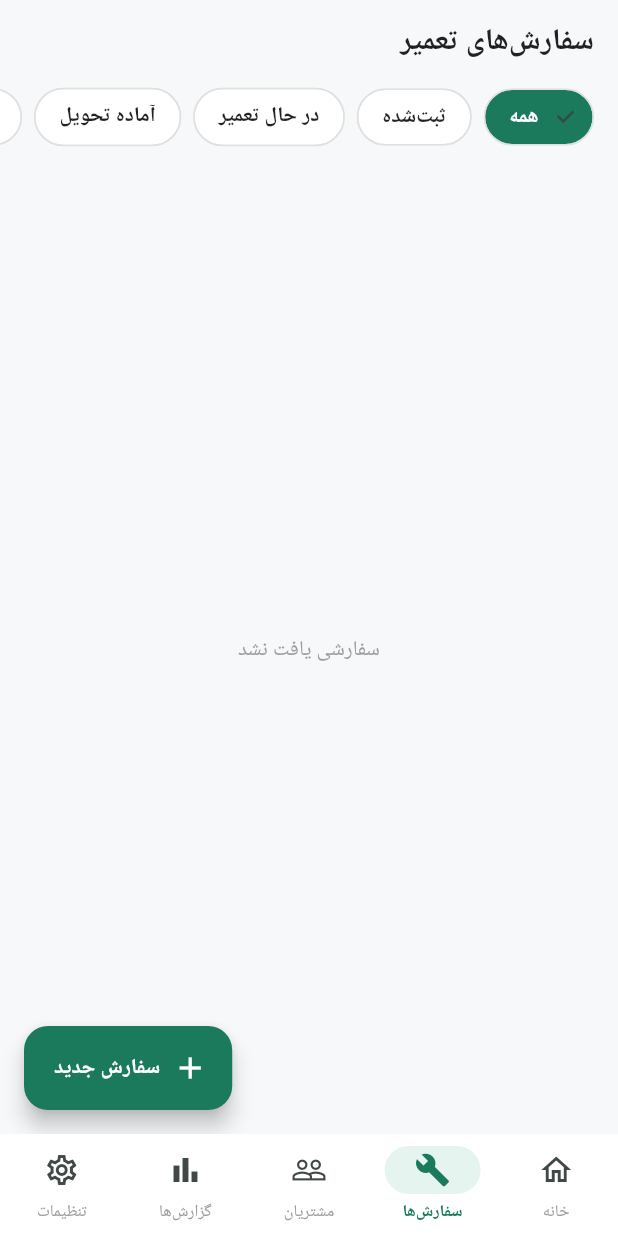
After one commit to Reza1162/tamirino, a Flutter app: the MainShell screen opened directly, item 2 of the bottom bar chosen, on a phone screen of 412 x 824 dp. The commit adds this screen. Run offline on Flutter 3.47's test engine with Material 3 defaults, Android fonts, the phone set to English and light mode, and no system bars; our stand-ins replace drift, sqlite3_flutter_libs; accounts and stored records are empty; generated files the repository leaves out were written again; Roboto replaces fonts that are missing (Vazir).

Commit message:
feat: bottom navigation shell, orders tab, order status flow

```diff
--- /dev/null
+++ b/lib/app/main_shell.dart
@@ -0,0 +1,59 @@
+import 'package:flutter/material.dart';
+import '../core/theme/app_theme.dart';
+import '../features/dashboard/dashboard_page.dart';
+import '../features/customers/customers_page.dart';
+import '../features/repair_orders/orders_list_page.dart';
+import '../features/reports/reports_page.dart';
+import '../features/settings/settings_page.dart';
+
+class MainShell extends StatefulWidget {
+  const MainShell({super.key});
+
+  @override
+  State<MainShell> createState() => _MainShellState();
+}
+
+class _MainShellState extends State<MainShell> {
+  int _index = 0;
+
+  final _pages = const [
+    DashboardPage(),
+    OrdersListPage(),
+    CustomersPage(),
+    ReportsPage(),
+    SettingsPage(),
+  ];
+
+  @override
+  Widget build(BuildContext context) {
+    return Scaffold(
+      body: IndexedStack(index: _index, children: _pages),
+      bottomNavigationBar: NavigationBarTheme(
+        data: NavigationBarThemeData(
+          backgroundColor: Colors.white,
+          indicatorColor: AppTheme.primaryLight,
+          labelTextStyle: WidgetStateProperty.resolveWith((states) {
+            final selected = states.contains(WidgetState.selected);
+            return TextStyle(
+              fontSize: 11,
+              fontWeight: selected ? FontWeight.w700 : FontWeight.w500,
+              color: selected ? AppTheme.primary : Colors.grey,
+            );
+          }),
+        ),
+        child: NavigationBar(
+          selectedIndex: _index,
+          onDestinationSelected: (i) => setState(() => _index = i),
+          height: 68,
+          destinations: const [
+            NavigationDestination(icon: Icon(Icons.home_outlined), selectedIcon: Icon(Icons.home, color: AppTheme.primary), label: 'خانه'),
+            NavigationDestination(icon: Icon(Icons.build_outlined), selectedIcon: Icon(Icons.build, color: AppTheme.primary), label: 'سفارش‌ها'),
+            NavigationDestination(icon: Icon(Icons.people_outline), selectedIcon: Icon(Icons.people, color: AppTheme.primary), label: 'مشتریان'),
+            NavigationDestination(icon: Icon(Icons.bar_chart_outlined), selectedIcon: Icon(Icons.bar_chart, color: AppTheme.primary), label: 'گزارش‌ها'),
+            NavigationDestination(icon: Icon(Icons.settings_outlined), selectedIcon: Icon(Icons.settings, color: AppTheme.primary), label: 'تنظیمات'),
+          ],
+        ),
+      ),
+    );
+  }
+}
--- a/lib/features/onboarding/onboarding_page.dart
+++ b/lib/features/onboarding/onboarding_page.dart
@@ -1,5 +1,5 @@
 import 'package:flutter/material.dart';
-import '../dashboard/dashboard_page.dart';
+import '../../app/main_shell.dart';
 import '../../data/local/db_provider.dart';
 
 class OnboardingPage extends StatefulWidget {
@@ -80,7 +80,7 @@ class _OnboardingPageState extends State<OnboardingPage> {
 
       if (!mounted) return;
       Navigator.of(context).pushReplacement(
-        MaterialPageRoute(builder: (_) => const DashboardPage()),
+        MaterialPageRoute(builder: (_) => const MainShell()),
       );
     }
   }
--- /dev/null
+++ b/lib/features/repair_orders/orders_list_page.dart
@@ -0,0 +1,141 @@
+import 'package:flutter/material.dart';
+import '../../core/theme/app_theme.dart';
+import '../../data/local/database.dart';
+import '../../data/local/db_provider.dart';
+import 'add_repair_order_page.dart';
+import 'order_detail_page.dart';
+
+class OrdersListPage extends StatefulWidget {
+  const OrdersListPage({super.key});
+
+  @override
+  State<OrdersListPage> createState() => _OrdersListPageState();
+}
+
+class _OrdersListPageState extends State<OrdersListPage> {
+  String _filter = 'all';
+
+  final _statusTabs = const [
+    {'key': 'all', 'label': 'همه'},
+    {'key': 'registered', 'label': 'ثبت‌شده'},
+    {'key': 'in_progress', 'label': 'در حال تعمیر'},
+    {'key': 'ready', 'label': 'آماده تحویل'},
+    {'key': 'delivered', 'label': 'تحویل‌شده'},
+  ];
+
+  @override
+  Widget build(BuildContext context) {
+    return Scaffold(
+      appBar: AppBar(title: const Text('سفارش‌های تعمیر')),
+      body: Column(
+        children: [
+          SizedBox(
+            height: 44,
+            child: ListView.separated(
+              scrollDirection: Axis.horizontal,
+              padding: const EdgeInsets.symmetric(horizontal: 16),
+              itemCount: _statusTabs.length,
+              separatorBuilder: (_, __) => const SizedBox(width: 8),
+              itemBuilder: (context, i) {
+                final tab = _statusTabs[i];
+                final selected = _filter == tab['key'];
+                return ChoiceChip(
+                  label: Text(tab['label']!),
+                  selected: selected,
+                  onSelected: (_) => setState(() => _filter = tab['key']!),
+                  selectedColor: AppTheme.primary,
+                  labelStyle: TextStyle(
+                    color: selected ? Colors.white : Colors.black87,
+                    fontWeight: FontWeight.w600,
+                  ),
+                  backgroundColor: Colors.white,
+                  shape: RoundedRectangleBorder(
+                    borderRadius: BorderRadius.circular(20),
+                    side: BorderSide(color: Colors.grey.shade300),
+                  ),
+                );
+              },
+            ),
+          ),
+          const SizedBox(height: 12),
+          Expanded(
+            child: StreamBuilder<List<RepairOrder>>(
+              stream: DbProvider.repository.watchRepairOrders(),
+              builder: (context, snapshot) {
+                var orders = (snapshot.data ?? []).reversed.toList();
+                if (_filter != 'all') {
+                  orders = orders.where((o) => o.status == _filter).toList();
+                }
+                if (orders.isEmpty) {
+                  return Center(
+                    child: Text('سفارشی یافت نشد', style: TextStyle(color: Colors.grey.shade500)),
+                  );
+                }
+                return ListView.separated(
+                  padding: const EdgeInsets.all(16),
+                  itemCount: orders.length,
+                  separatorBuilder: (_, __) => const SizedBox(height: 10),
+                  itemBuilder: (context, i) {
+                    final o = orders[i];
+                    return Card(
+                      child: ListTile(
+                        contentPadding: const EdgeInsets.symmetric(horizontal: 16, vertical: 8),
+                        leading: CircleAvatar(
+                          backgroundColor: _statusColor(o.status).withOpacity(0.12),
+                          child: Icon(Icons.build_outlined, color: _statusColor(o.status)),
+                        ),
+                        title: Text(o.issueDescription, maxLines: 1, overflow: TextOverflow.ellipsis),
+                        subtitle: Text(_statusLabel(o.status)),
+                        trailing: const Icon(Icons.chevron_left, color: Colors.grey),
+                        onTap: () => Navigator.of(context).push(
+                          MaterialPageRoute(builder: (_) => OrderDetailPage(order: o)),
+                        ),
+                      ),
+                    );
+                  },
+                );
+              },
+            ),
+          ),
+        ],
+      ),
+      floatingActionButton: FloatingActionButton.extended(
+        onPressed: () => Navigator.of(context).push(
+          MaterialPageRoute(builder: (_) => const AddRepairOrderPage()),
+        ),
+        icon: const Icon(Icons.add),
+        label: const Text('سفارش جدید'),
+      ),
+    );
+  }
+
+  Color _statusColor(String status) {
+    switch (status) {
+      case 'registered':
+        return Colors.blue;
+      case 'in_progress':
+        return AppTheme.warning;
+      case 'ready':
+        return AppTheme.primary;
+      case 'delivered':
+        return Colors.grey;
+      default:
+        return Colors.black;
+    }
+  }
+
+  String _statusLabel(String status) {
+    switch (status) {
+      case 'registered':
+        return 'ثبت‌شده';
+      case 'in_progress':
+        return 'در حال تعمیر';
+      case 'ready':
+        return 'آماده تحویل';
+      case 'delivered':
+        return 'تحویل داده‌شده';
+      default:
+        return status;
+    }
+  }
+}
--- /dev/null
+++ b/lib/features/reports/reports_page.dart
@@ -0,0 +1,13 @@
+import 'package:flutter/material.dart';
+
+class ReportsPage extends StatelessWidget {
+  const ReportsPage({super.key});
+
+  @override
+  Widget build(BuildContext context) {
+    return Scaffold(
+      appBar: AppBar(title: const Text('گزارش‌ها')),
+      body: const Center(child: Text('گزارش سود و انبار — مرحله بعد اضافه می‌شود')),
+    );
+  }
+}
```
Also changed, not shown: lib/features/repair_orders/order_detail_page.dart (added, +100 -0 lines), lib/main.dart (+13 -5 lines).
